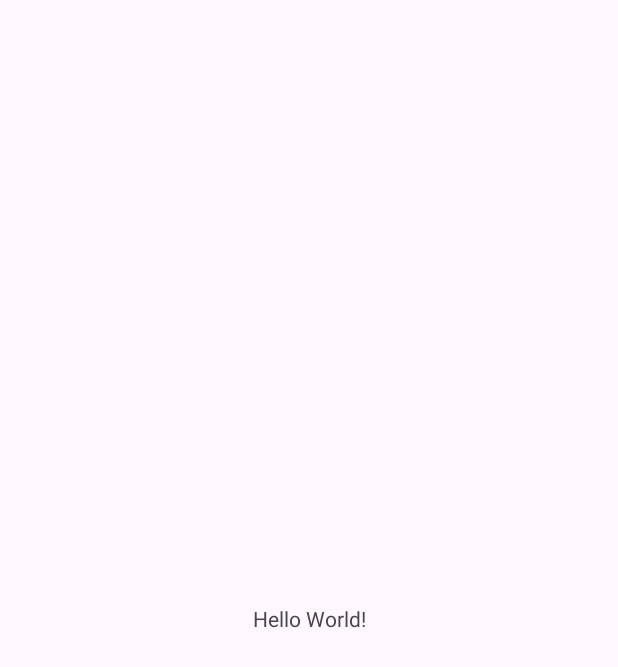
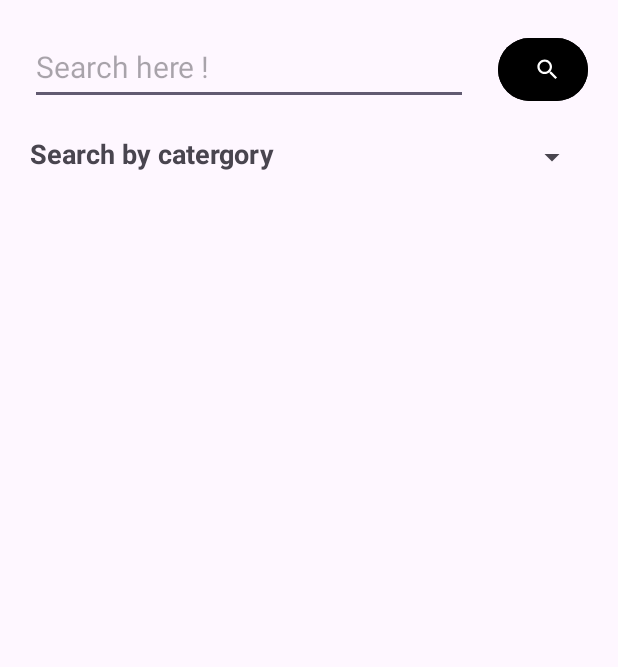
Before and after one commit to Nguyendao0/App-doc-sach-Android-nhom6-sangT2, an Android app: the screen it shows after launch (MainActivity), on a phone screen of 412 x 824 dp. Before the commit the part shown is almost empty. Shown: the top 667 px of the screen. Run offline under Robolectric (Android 15) with nearby library versions, the phone set to English and light mode, and no system bars.

Commit message:
Add files via upload

```diff
--- a/app/src/main/res/layout/activity_main.xml
+++ b/app/src/main/res/layout/activity_main.xml
@@ -1,18 +1,80 @@
 <?xml version="1.0" encoding="utf-8"?>
-<androidx.constraintlayout.widget.ConstraintLayout xmlns:android="http://schemas.android.com/apk/res/android"
+<LinearLayout xmlns:android="http://schemas.android.com/apk/res/android"
     xmlns:app="http://schemas.android.com/apk/res-auto"
     xmlns:tools="http://schemas.android.com/tools"
+    android:id="@+id/search_button"
     android:layout_width="match_parent"
     android:layout_height="match_parent"
+    android:orientation="vertical"
     tools:context=".MainActivity">
 
+  <LinearLayout
+      android:id="@+id/nav_search_icon"
+      android:layout_width="match_parent"
+      android:layout_height="wrap_content"
+      android:gravity="end"
+      android:orientation="horizontal"
+      tools:context=".MainActivity">
+      <EditText
+          android:id="@+id/search_text"
+          android:layout_width="wrap_content"
+          android:layout_height="50dp"
+          android:layout_marginLeft="20dp"
+          android:layout_marginTop="20dp"
+          android:layout_marginRight="20dp"
+          android:layout_weight="3"
+          android:hint="Search here !"
+          android:hyphenationFrequency="fullFast"
+          android:textSize="20dp"
+          android:visibility="visible"
+          app:layout_constraintBottom_toBottomOf="parent"
+          app:layout_constraintEnd_toEndOf="parent"
+          app:layout_constraintStart_toStartOf="parent"
+          app:layout_constraintTop_toTopOf="parent" />
+      <Button
+          android:layout_width="60dp"
+          android:layout_height="50dp"
+          android:layout_marginTop="20dp"
+          android:layout_weight="0"
+          android:backgroundTintMode="@color/black"
+          android:backgroundTint="@color/black"
+          app:icon="@drawable/baseline_search_24"
+          android:layout_marginRight="20dp"
+          app:iconTintMode="src_in"/>
+  </LinearLayout>
+
+    <LinearLayout
+        android:id="@+id/nav_searchbycatergory"
+        android:layout_width="match_parent"
+        android:layout_height="wrap_content"
+        android:gravity="end"
+        android:orientation="horizontal">
     <TextView
+        android:layout_height="30dp"
+        android:layout_marginLeft="20dp"
+        android:layout_marginTop="20dp"
+        android:textSize="18dp"
+        android:textStyle="bold"
+        android:text="Search by catergory "
+        android:layout_width="wrap_content"/>
+    <Spinner
+        android:id="@+id/spinner"
         android:layout_width="wrap_content"
+        android:layout_height="30dp"
+        android:layout_marginTop="20dp"
+        android:layout_marginRight="20dp"
+        android:layout_weight="1" />
+    </LinearLayout>
+
+    <ListView
+        android:id="@+id/listBook"
+        android:layout_weight="2"
+        android:layout_marginTop="50dp"
+        android:layout_marginBottom="70dp"
+        android:layout_width="match_parent"
         android:layout_height="wrap_content"
-        android:text="Hello World!"
-        app:layout_constraintBottom_toBottomOf="parent"
-        app:layout_constraintEnd_toEndOf="parent"
-        app:layout_constraintStart_toStartOf="parent"
-        app:layout_constraintTop_toTopOf="parent" />
+        />
 
-</androidx.constraintlayout.widget.ConstraintLayout>
+
+
+</LinearLayout>
```
Also changed, not shown: app/src/main/res/layout/modelbook.xml (added, +31 -0 lines), app/src/main/res/layout/nav_search.xml (added, +16 -0 lines).
